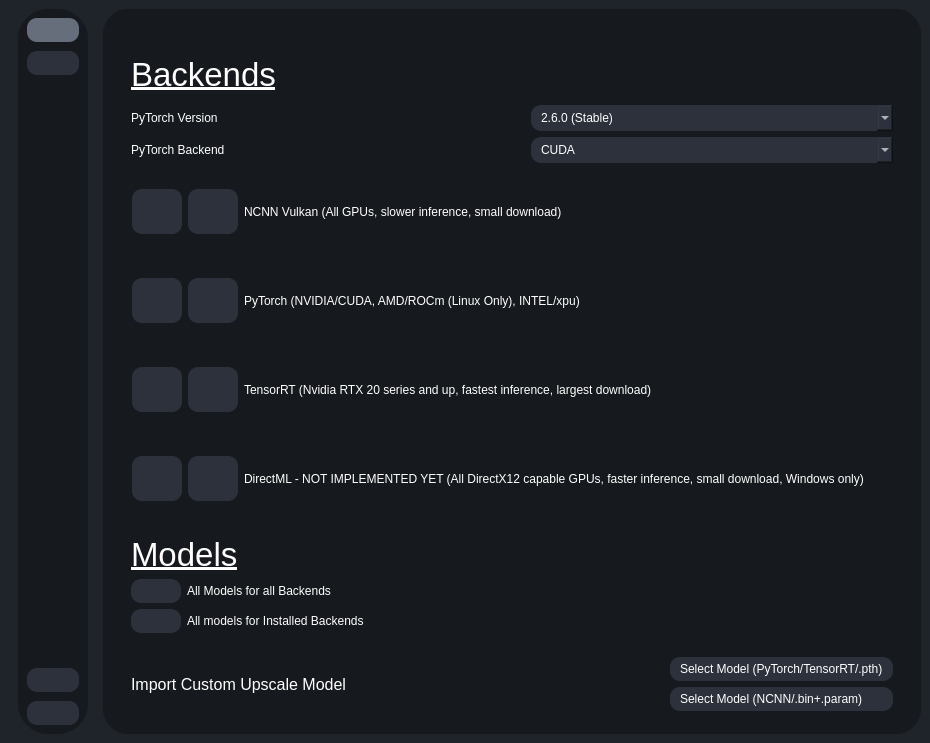
The window that testRVEInterface.ui (gokulmc/enhance_crop) describes before a commit, drawn with Qt 5.
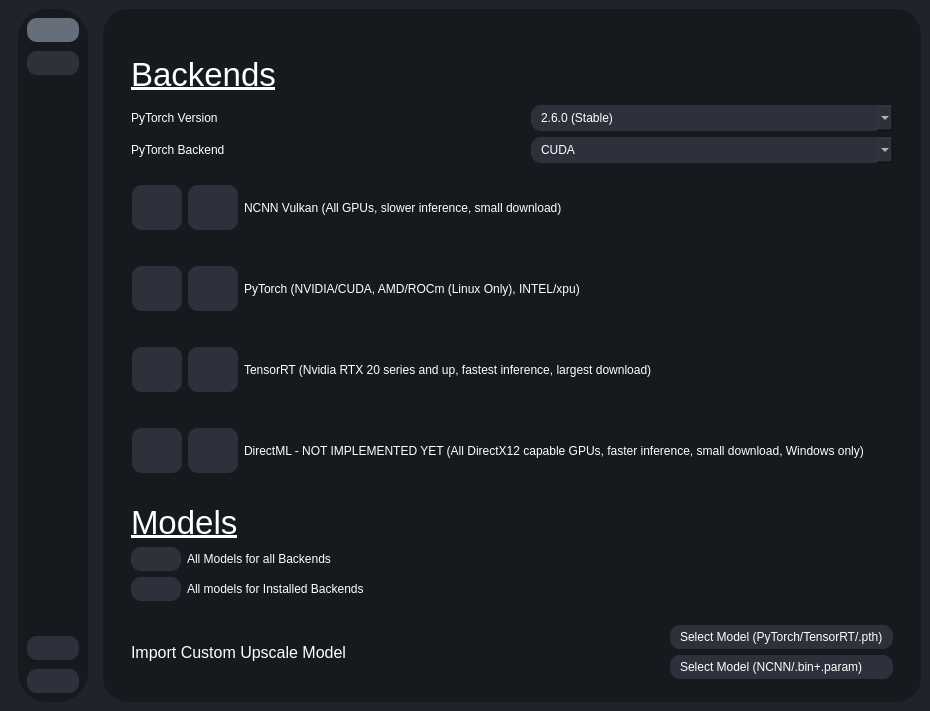
The same window after the commit. Icons and pictures are not drawn.

Commit message: instance warning now shows

Patch:
```diff
--- a/testRVEInterface.ui
+++ b/testRVEInterface.ui
@@ -6,8 +6,8 @@
    <rect>
     <x>0</x>
     <y>0</y>
-    <width>929</width>
-    <height>743</height>
+    <width>0</width>
+    <height>0</height>
    </rect>
   </property>
   <property name="sizePolicy">
```
Left out of the diff: 239 changed lines with no effect on the pictures. The commit also changes 1 other file.
